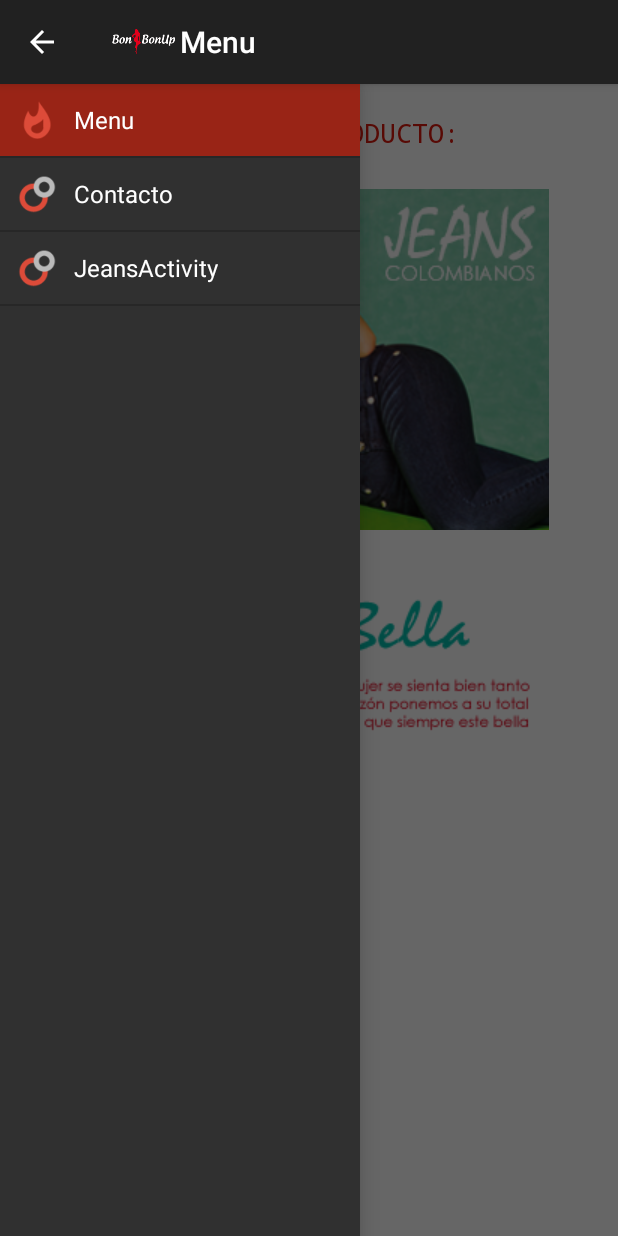
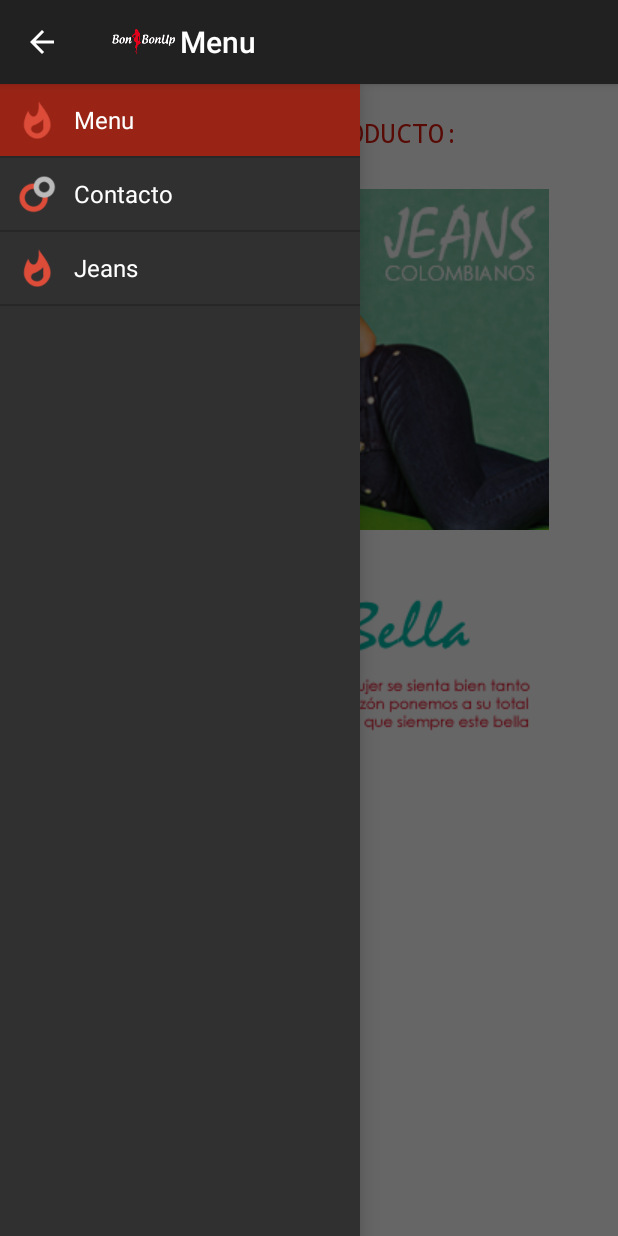
Before and after one commit to wlopz/BBUp, an Android app: the MainActivity screen opened directly, with no data from a screen before it, with the side drawer open, on a phone screen of 412 x 824 dp. Run offline under Robolectric (Android 15) with nearby library versions, the phone set to English and light mode, and no system bars; 2 statements that could not run were skipped.

Commit message:
Renamed item in nav drawer

```diff
--- a/app/src/main/java/com/dynmk/bonbonup/MainActivity.java
+++ b/app/src/main/java/com/dynmk/bonbonup/MainActivity.java
@@ -64,7 +64,7 @@ public class MainActivity extends ActionBarActivity {
         navDrawerItems.add(new NavDrawerItem(navMenuTitles[0], navMenuIcons.getResourceId(0, -1)));
         // Contacto
         navDrawerItems.add(new NavDrawerItem(navMenuTitles[1], navMenuIcons.getResourceId(1, -1)));
-        navDrawerItems.add(new NavDrawerItem("JeansActivity", navMenuIcons.getResourceId(1, -1)));
+        navDrawerItems.add(new NavDrawerItem("Jeans", navMenuIcons.getResourceId(0, -1)));
         // Catologo
         //navDrawerItems.add(new NavDrawerItem(navMenuTitles[2], navMenuIcons.getResourceId(2, -1), true, "Estrenos"));
         // old Contacto (Pedidos)
```
